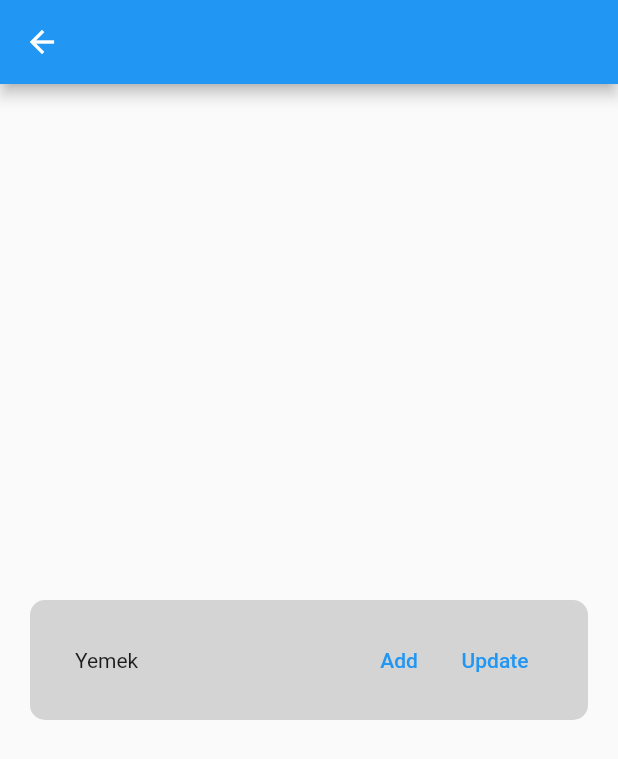
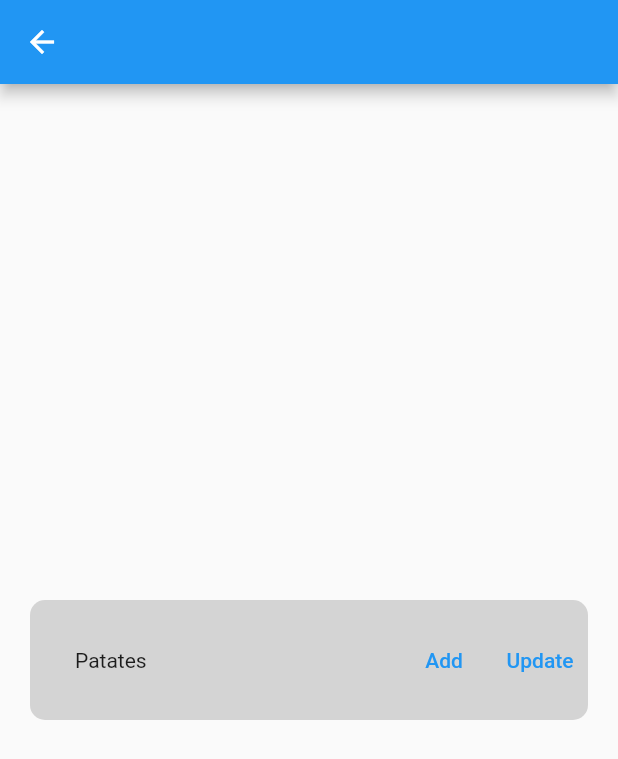
Before and after one commit to sertactoroz/kalorien_tracker_v8, a Flutter app: the FoodList screen opened directly, on a phone screen of 412 x 824 dp. Shown: the top 759 px of the screen. Run offline on Flutter 3.47's test engine with Material 2 defaults, Android fonts, the phone set to English and light mode, and no system bars; our stand-ins replace animated_splash_screen, audioplayers, card_swiper, carousel_slider, lottie and 2 more; missing offline and left inert: dart:ffi; network calls fail.

Commit message:
search screen fixed

```diff
--- a/lib/view/widgets/searchscreen_foodlist.dart
+++ b/lib/view/widgets/searchscreen_foodlist.dart
@@ -17,7 +17,7 @@ class _FoodListState extends State<FoodList> {
       body: SafeArea(
         child: Center(
           child: Container(
-            padding: EdgeInsets.symmetric(horizontal: 30),
+            padding: EdgeInsets.only(left: 30),
             margin: EdgeInsets.symmetric(horizontal: 20),
             width: MediaQuery.of(context).size.width,
             height: 80,
@@ -26,7 +26,7 @@ class _FoodListState extends State<FoodList> {
                 color: Color.fromARGB(97, 151, 150, 150)),
             child: Row(
               children: [
-                Text("Yemek"),
+                Text("Patates"),
                 Spacer(),
                 TextButton(onPressed: () {}, child: Text("Add")),
                 TextButton(onPressed: () {}, child: Text("Update"))
```
